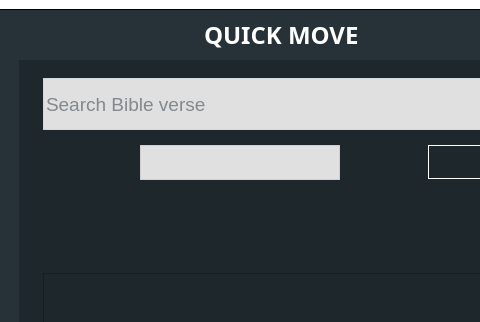
The window that ui/MainWindow.ui (Achu-Worifung/quickMove) describes before a commit, drawn with Qt 5; both pictures show x 191 to 671 and y 0 to 322 of the 945 by 843 pixel window.
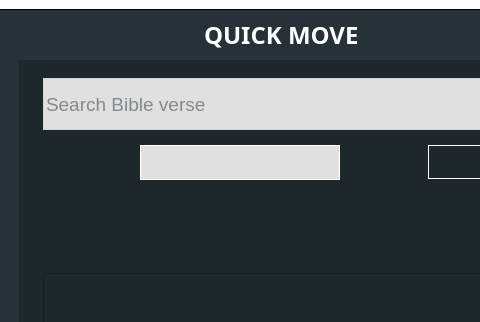
The same window after the commit. The open tabs and pages were chosen to show the change. Icons and pictures are not drawn.

Commit message: fixed verse dropdown

```diff
--- a/ui/MainWindow.ui
+++ b/ui/MainWindow.ui
@@ -1000,11 +1000,10 @@
 ========================= */
 QComboBox
 {
-    border: 1px solid #cfcfcf;
+    border: 1px solid white;
     padding: 6px 10px;
     font-size: 16px;
-background-color: rgb(224, 224, 224);
-
+	background-color: rgb(224, 224, 224);
     color: black;
 }
 
@@ -1051,9 +1050,7 @@
 QComboBox QAbstractItemView
 {
     border: 1px solid #cccccc;
-    border-radius: 8px;
-    padding: 4px;
-    background-color: white;
+    background-color: rgb(30, 39, 44);
     selection-background-color: #0078d7;
     selection-color: white;
 }
```
Left out of the diff: 8 changed lines with no effect on the pictures.
